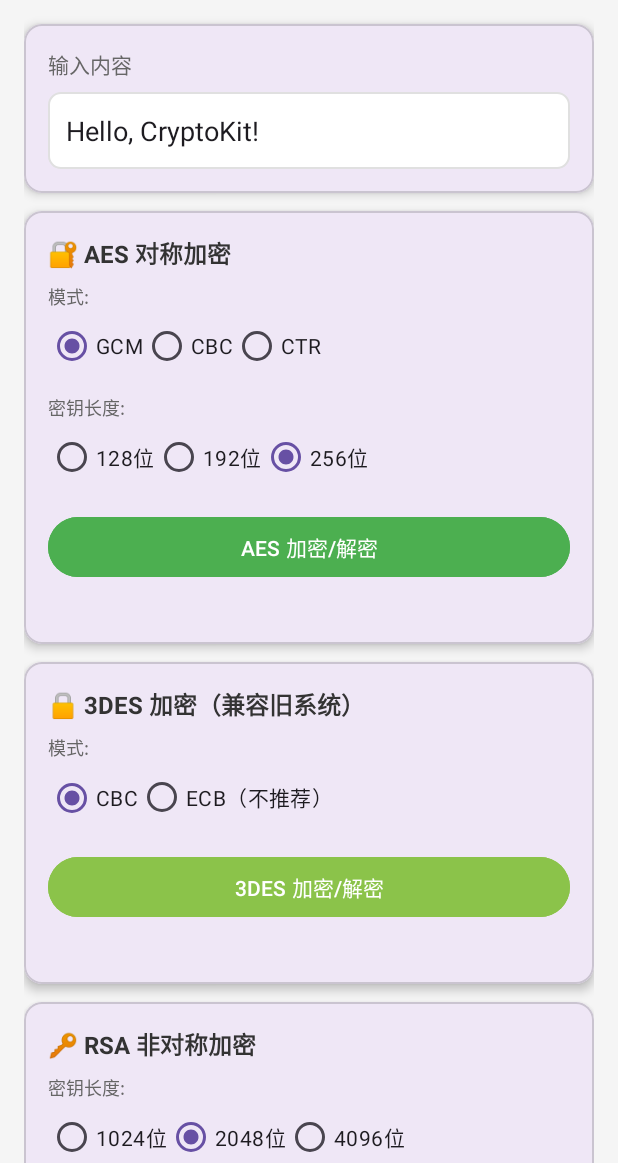
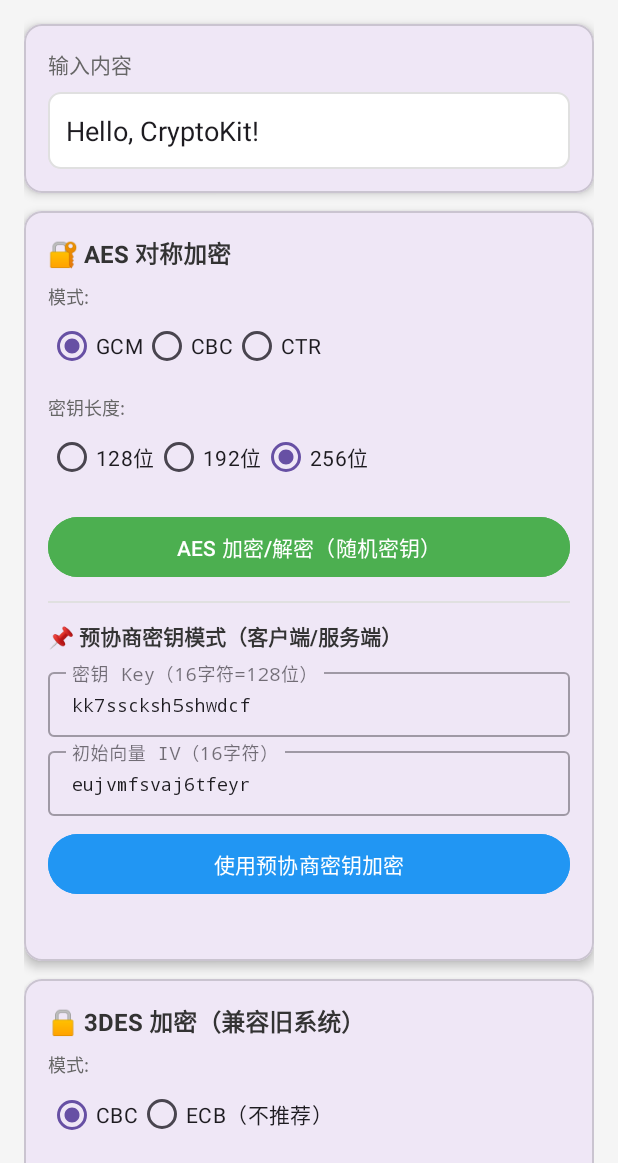
Before and after one commit to mytangyh/CryptoKitDemo, an Android app: the screen it shows after launch (MainActivity), on a phone screen of 412 x 824 dp, the part 73-1236 px from its top. Run offline under Robolectric (Android 15) with nearby library versions, the phone set to English and light mode, and no system bars.

Commit message:
feat: add pre-shared key encryption demo in app
Added UI and demo for custom key/iv AES encryption:
- Key input field (default: kk7sscksh5shwdcf)
- IV input field (default: eujvmfsvaj6tfeyr)
- 'Use Pre-shared Key' button
- demoAesSharedKey() method showing one-liner API usage

Demo output shows:
- Base64 and Hex encoded ciphertext
- Decrypted result verification
- API usage example

```diff
--- a/app/src/main/res/layout/activity_main.xml
+++ b/app/src/main/res/layout/activity_main.xml
@@ -157,8 +157,63 @@
                     android:id="@+id/btnAesEncrypt"
                     android:layout_width="match_parent"
                     android:layout_height="wrap_content"
-                    android:text="AES 加密/解密"
+                    android:text="AES 加密/解密（随机密钥）"
                     android:backgroundTint="#4CAF50" />
+
+                <!-- 自定义密钥区域 -->
+                <View
+                    android:layout_width="match_parent"
+                    android:layout_height="1dp"
+                    android:background="#E0E0E0"
+                    android:layout_marginVertical="12dp" />
+
+                <TextView
+                    android:layout_width="wrap_content"
+                    android:layout_height="wrap_content"
+                    android:text="📌 预协商密钥模式（客户端/服务端）"
+                    android:textSize="14sp"
+                    android:textStyle="bold"
+                    android:textColor="#333333"
+                    android:layout_marginBottom="8dp" />
+
+                <com.google.android.material.textfield.TextInputLayout
+                    android:layout_width="match_parent"
+                    android:layout_height="wrap_content"
+                    android:hint="密钥 Key（16字符=128位）"
+                    style="@style/Widget.MaterialComponents.TextInputLayout.OutlinedBox.Dense">
+                    <com.google.android.material.textfield.TextInputEditText
+                        android:id="@+id/etAesKey"
+                        android:layout_width="match_parent"
+                        android:layout_height="wrap_content"
+                        android:text="kk7sscksh5shwdcf"
+                        android:fontFamily="monospace"
+                        android:textSize="12sp"
+                        android:inputType="text" />
+                </com.google.android.material.textfield.TextInputLayout>
+
+                <com.google.android.material.textfield.TextInputLayout
+                    android:layout_width="match_parent"
+                    android:layout_height="wrap_content"
+                    android:hint="初始向量 IV（16字符）"
+                    android:layout_marginTop="4dp"
+                    style="@style/Widget.MaterialComponents.TextInputLayout.OutlinedBox.Dense">
+                    <com.google.android.material.textfield.TextInputEditText
+                        android:id="@+id/etAesIv"
+                        android:layout_width="match_parent"
+                        android:layout_height="wrap_content"
+                        android:text="eujvmfsvaj6tfeyr"
+                        android:fontFamily="monospace"
+                        android:textSize="12sp"
+                        android:inputType="text" />
+                </com.google.android.material.textfield.TextInputLayout>
+
+                <Button
+                    android:id="@+id/btnAesSharedKey"
+                    android:layout_width="match_parent"
+                    android:layout_height="wrap_content"
+                    android:layout_marginTop="8dp"
+                    android:text="使用预协商密钥加密"
+                    android:backgroundTint="#2196F3" />
 
                 <TextView
                     android:id="@+id/tvAesResult"
```
Also changed, not shown: app/src/main/java/com/example/cryptokitdemo/MainActivity.kt (+61 -0 lines), 1 other file.
